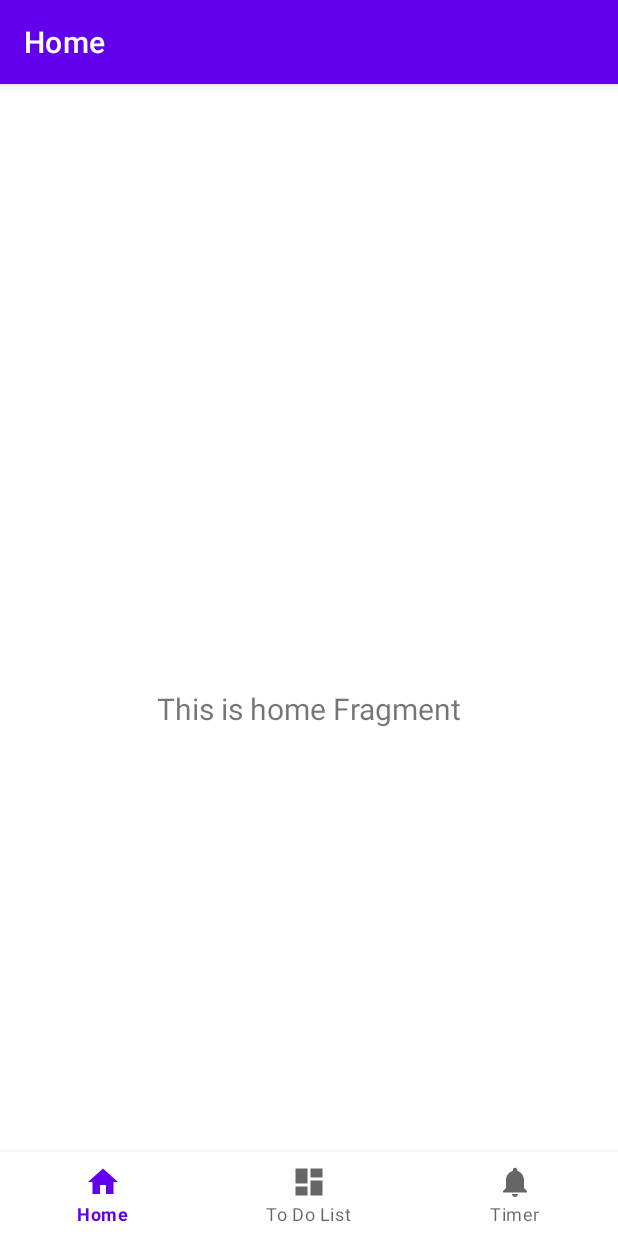
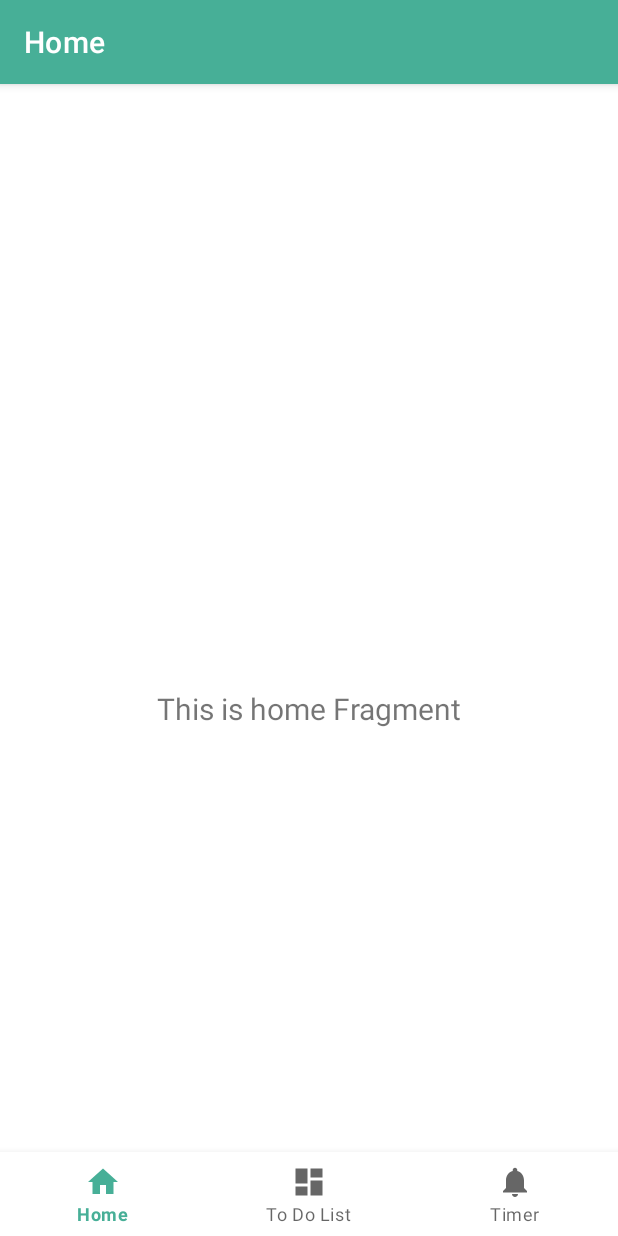
Before and after one commit to jlc25/ribbitivity, an Android app: the screen it shows after launch (MainActivity), on a phone screen of 412 x 824 dp. Run offline under Robolectric (Android 15) with nearby library versions, the phone set to English and light mode, and no system bars; our stand-ins replace navigation-ui.

Commit message:
Edit theme colors

```diff
--- a/app/src/main/res/values/colors.xml
+++ b/app/src/main/res/values/colors.xml
@@ -7,4 +7,9 @@
     <color name="teal_700">#FF018786</color>
     <color name="black">#FF000000</color>
     <color name="white">#FFFFFFFF</color>
+    <color name="green">#47AF97</color>
+    <color name="light_blue">#83D8E7</color>
+    <color name="light_yellow">#BFEC7D</color>
+    <color name="light_purple">#C899DD</color>
+    <color name="pink">#FFB7DA</color>
 </resources>
--- a/app/src/main/res/values/themes.xml
+++ b/app/src/main/res/values/themes.xml
@@ -2,12 +2,12 @@
     <!-- Base application theme. -->
     <style name="Theme.Ribbitivity" parent="Theme.MaterialComponents.DayNight.DarkActionBar">
         <!-- Primary brand color. -->
-        <item name="colorPrimary">@color/purple_500</item>
-        <item name="colorPrimaryVariant">@color/purple_700</item>
+        <item name="colorPrimary">@color/green</item>
+        <item name="colorPrimaryVariant">@color/light_yellow</item>
         <item name="colorOnPrimary">@color/white</item>
         <!-- Secondary brand color. -->
-        <item name="colorSecondary">@color/teal_200</item>
-        <item name="colorSecondaryVariant">@color/teal_700</item>
+        <item name="colorSecondary">@color/light_purple</item>
+        <item name="colorSecondaryVariant">@color/light_blue</item>
         <item name="colorOnSecondary">@color/black</item>
         <!-- Status bar color. -->
         <item name="android:statusBarColor">?attr/colorPrimaryVariant</item>
```
